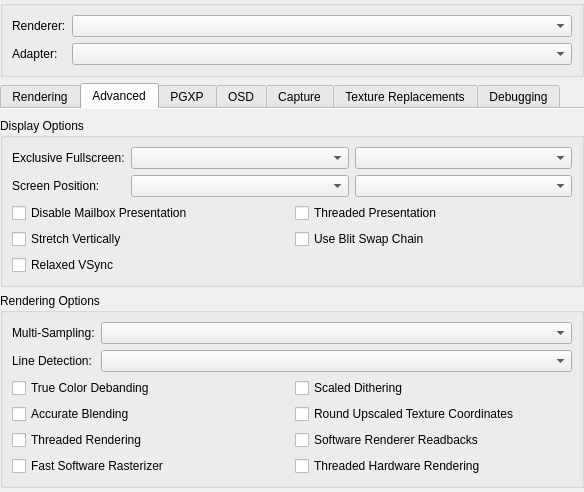
Above: src/riverhorse-qt/graphicssettingswidget.ui from thenotoriousfox/riverhorse before the change. Below: the same form after it.
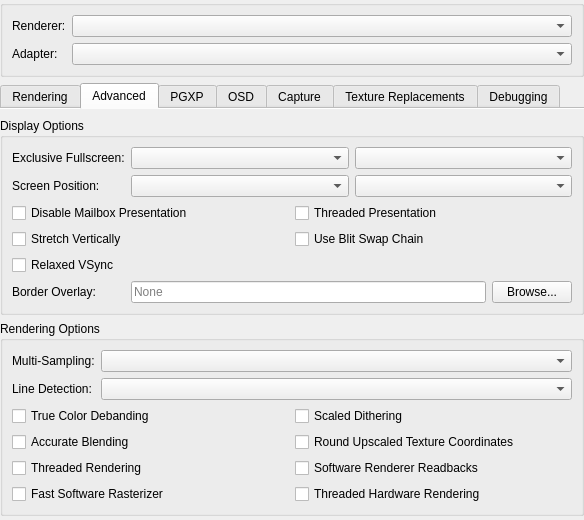
That is the form after the change. The open tabs and pages were chosen to show the change.

Commit message:
Add border overlays around the game
A PNG set as the border overlay is drawn over the window, fitted to it, and the game is drawn in the image's transparent middle, which is found by scanning out from its centre. Mouse aiming uses the same area.

What changed in the file:
```diff
--- a/src/riverhorse-qt/graphicssettingswidget.ui
+++ b/src/riverhorse-qt/graphicssettingswidget.ui
@@ -385,6 +385,31 @@
             </item>
            </layout>
           </item>
+          <item row="3" column="0">
+           <widget class="QLabel" name="borderOverlayLabel">
+            <property name="text">
+             <string>Border Overlay:</string>
+            </property>
+           </widget>
+          </item>
+          <item row="3" column="1">
+           <layout class="QHBoxLayout" name="borderOverlayLayout">
+            <item>
+             <widget class="QLineEdit" name="borderOverlayPath">
+              <property name="placeholderText">
+               <string>None</string>
+              </property>
+             </widget>
+            </item>
+            <item>
+             <widget class="QPushButton" name="borderOverlayBrowse">
+              <property name="text">
+               <string>Browse...</string>
+              </property>
+             </widget>
+            </item>
+           </layout>
+          </item>
          </layout>
         </widget>
        </item>
```
The commit also changes 14 other files.
